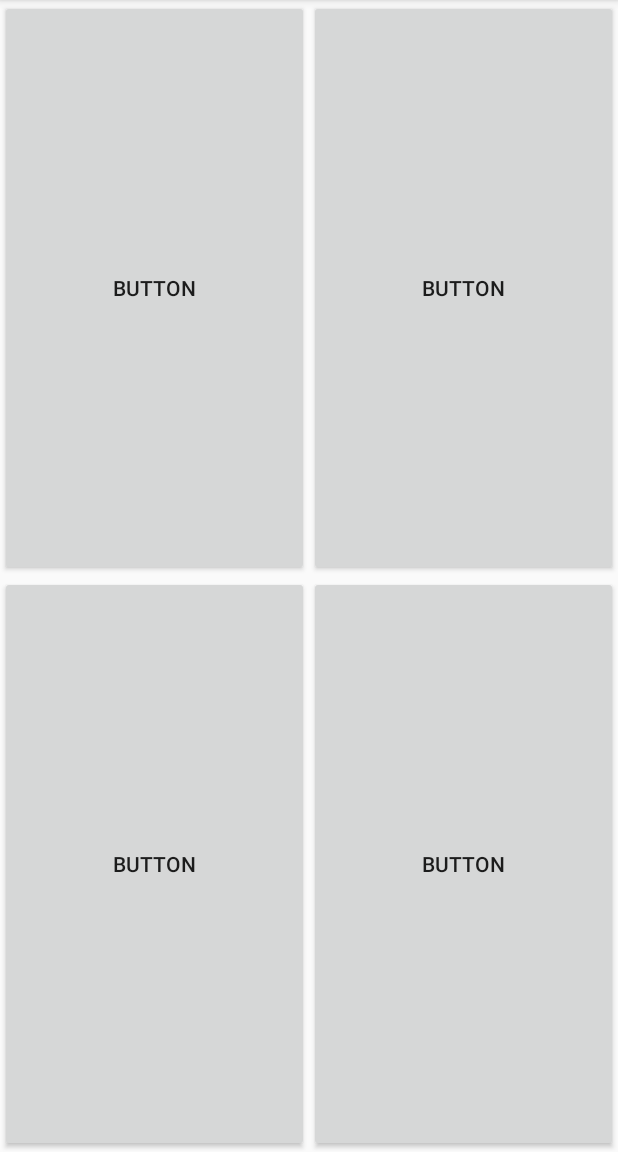
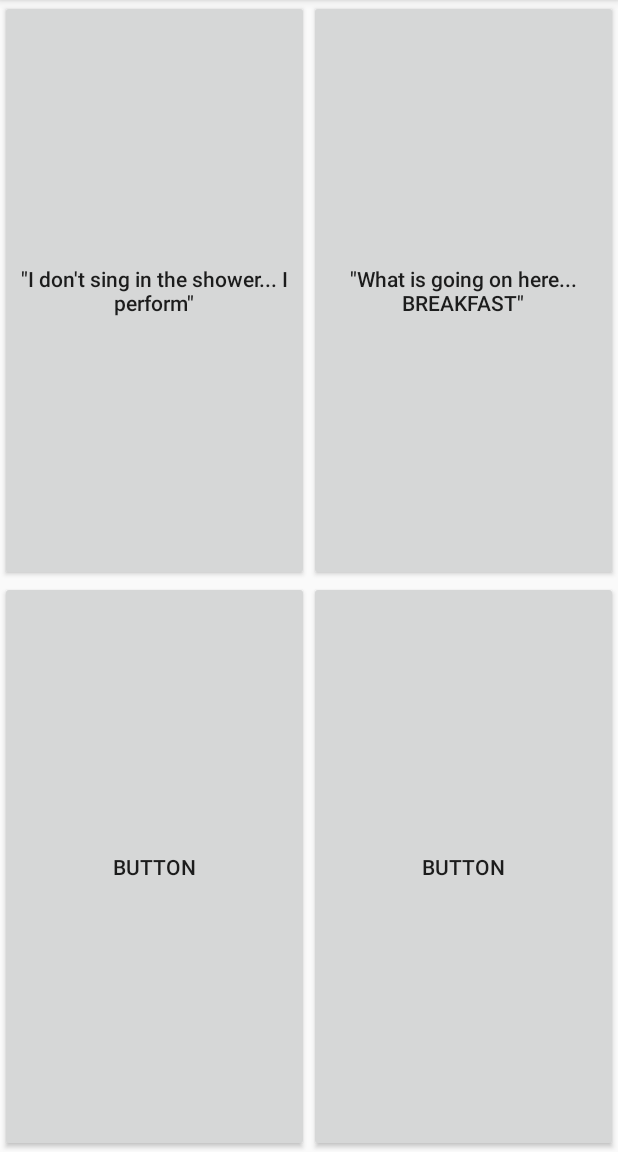
Before and after one commit to jackieo5023/RIP-Vine-Soundboard, an Android app: the screen it shows after launch (MainActivity), on a phone screen of 412 x 824 dp, the part 84-1236 px from its top. Run offline under Robolectric (Android 15) with nearby library versions, the phone set to English and light mode, and no system bars.

Commit message:
Added button organization and breakfast

```diff
--- a/app/src/main/java/com/example/pinkd/vinesoundboard/MainActivity.java
+++ b/app/src/main/java/com/example/pinkd/vinesoundboard/MainActivity.java
@@ -14,11 +14,14 @@ public class MainActivity extends AppCompatActivity {
         super.onCreate(savedInstanceState);
         setContentView(R.layout.activity_main);
 
-        final Button button = (Button) findViewById(R.id.button_id);
-        button.setOnClickListener(new View.OnClickListener() {
-            public void onClick(View v) {
-                playSound(R.raw.shower);
+        final Button shower = (Button) findViewById(R.id.button_id);
+        shower.setOnClickListener(new View.OnClickListener() {
+            public void onClick(View v) { playSound(R.raw.shower);
             }
+        });
+        final Button breakfast = (Button) findViewById(R.id.button_id2);
+        breakfast.setOnClickListener(new View.OnClickListener() {
+            public void onClick(View v) { playSound(R.raw.breakfast); }
         });
     }
 
--- a/app/src/main/res/layout/activity_main.xml
+++ b/app/src/main/res/layout/activity_main.xml
@@ -4,46 +4,44 @@
     xmlns:tools="http://schemas.android.com/tools"
     android:layout_width="match_parent"
     android:layout_height="match_parent"
-    android:stretchColumns="*"
     tools:context="com.example.pinkd.vinesoundboard.MainActivity"
     tools:layout_editor_absoluteY="81dp">
     <TableRow
         android:layout_weight="1">
+
         <Button
             android:id="@+id/button_id"
-            android:layout_width="wrap_content"
             android:layout_height="fill_parent"
+            android:layout_width="0dp"
+            android:layout_weight="1"
             android:layout_column="0"
-            android:text="Button" />
-
+            android:textAllCaps="false"
+            android:text="@string/shower_button" />
         <Button
             android:id="@+id/button_id2"
-            android:layout_width="wrap_content"
             android:layout_height="fill_parent"
+            android:layout_width="0dp"
+            android:layout_weight="1"
             android:layout_column="1"
-            android:text="Button" />
+            android:textAllCaps="false"
+            android:text="@string/breakfast_button" />
     </TableRow>
     <TableRow
         android:layout_weight="1">
         <Button
             android:id="@+id/button_id3"
-            android:layout_width="wrap_content"
+            android:layout_weight="1"
             android:layout_height="fill_parent"
+            android:layout_width="0dp"
             android:layout_column="0"
             android:text="Button" />
         <Button
             android:id="@+id/button_id4"
-            android:layout_width="wrap_content"
+            android:layout_weight="1"
             android:layout_height="fill_parent"
+            android:layout_width="0dp"
             android:layout_column="1"
             android:text="Button" />
     </TableRow>
-    <!--<Button-->
-        <!--android:id="@+id/button_id"-->
-        <!--android:layout_width="139sp"-->
-        <!--android:layout_height="126sp"-->
-        <!--android:text="Button"-->
-        <!--tools:layout_editor_absoluteX="16sp"-->
-        <!--tools:layout_editor_absoluteY="16sp" />-->
 
 </TableLayout>
--- a/app/src/main/res/values/strings.xml
+++ b/app/src/main/res/values/strings.xml
@@ -1,3 +1,5 @@
 <resources>
     <string name="app_name">Vine Soundboard</string>
+    <string name="shower_button">\"I don\'t sing in the shower... I perform\"</string>
+    <string name="breakfast_button">\"What is going on here... BREAKFAST\"</string>
 </resources>
```
Also changed, not shown: 1 other file.
